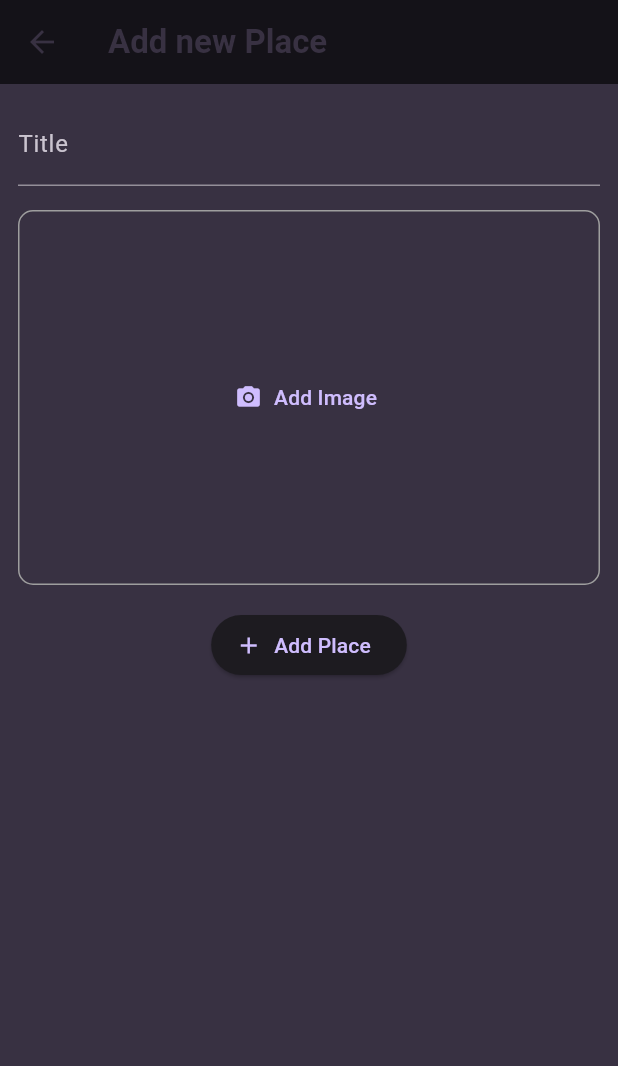
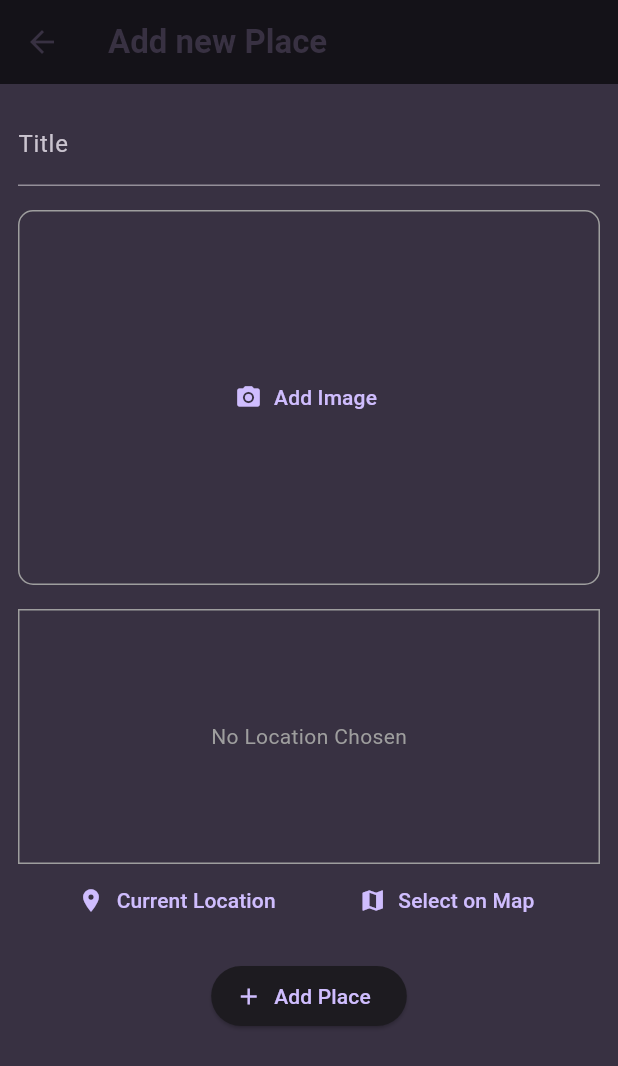
Before and after one commit to alikahfi275/places_app, a Flutter app: the AddPlaceScreen screen opened directly, after a tap on "Add Image", on a phone screen of 412 x 824 dp. Shown: the top 1066 px of the screen. Run offline on Flutter 3.47's test engine with Material 3 defaults, Android fonts, the light colour scheme and no system bars; our stand-ins replace flutter_riverpod, google_fonts, image_picker, location.

Commit message:
add Maps

```diff
--- a/lib/models/place.dart
+++ b/lib/models/place.dart
@@ -1,10 +1,13 @@
+import 'dart:io';
+
 import 'package:uuid/uuid.dart';
 
 const uuid = Uuid();
 
 class Place {
-  Place({required this.title}) : id = uuid.v4();
+  Place({required this.title, required this.image}) : id = uuid.v4();
 
   final String id;
   final String title;
+  final File image;
 }
--- a/lib/providers/user_places.dart
+++ b/lib/providers/user_places.dart
@@ -1,11 +1,13 @@
+import 'dart:io';
+
 import 'package:flutter_riverpod/flutter_riverpod.dart';
 import 'package:places_app/models/place.dart';
 
 class UserPlacesNotifier extends StateNotifier<List<Place>> {
   UserPlacesNotifier() : super(const []);
 
-  void addPlace(String title) {
-    final newPlace = Place(title: title);
+  void addPlace(String title, File image) {
+    final newPlace = Place(title: title, image: image);
     state = [newPlace, ...state];
   }
 }
--- a/lib/screens/add_place.dart
+++ b/lib/screens/add_place.dart
@@ -1,7 +1,10 @@
+import 'dart:io';
+
 import 'package:flutter/material.dart';
 import 'package:flutter_riverpod/flutter_riverpod.dart';
 import 'package:places_app/providers/user_places.dart';
 import 'package:places_app/widgets/image_input.dart';
+import 'package:places_app/widgets/location_input.dart';
 
 class AddPlaceScreen extends ConsumerStatefulWidget {
   const AddPlaceScreen({super.key});
@@ -15,14 +18,16 @@ class AddPlaceScreen extends ConsumerStatefulWidget {
 class _AddPlaceScreenState extends ConsumerState<AddPlaceScreen> {
   final _titleController = TextEditingController();
 
+  File? _pickedImage;
+
   void _savePlace() {
     final enteredTitle = _titleController.text;
 
-    if (enteredTitle.isEmpty) {
+    if (enteredTitle.isEmpty || _pickedImage == null) {
       return;
     }
 
-    ref.read(userPlacesProvider.notifier).addPlace(enteredTitle);
+    ref.read(userPlacesProvider.notifier).addPlace(enteredTitle, _pickedImage!);
 
     Navigator.of(context).pop();
   }
@@ -44,10 +49,16 @@ class _AddPlaceScreenState extends ConsumerState<AddPlaceScreen> {
             TextField(
               decoration: const InputDecoration(labelText: 'Title'),
               controller: _titleController,
-              style: TextStyle(color: Theme.of(context).colorScheme.onSurface),
+              style: TextStyle(color: Colors.white),
             ),
             const SizedBox(height: 16),
-            const ImageInput(),
+            ImageInput(
+              onSelectImage: (image) {
+                _pickedImage = image;
+              },
+            ),
+            const SizedBox(height: 16),
+            const LocationInput(),
             const SizedBox(height: 16),
             ElevatedButton.icon(
               onPressed: _savePlace,
--- a/lib/screens/places.dart
+++ b/lib/screens/places.dart
@@ -25,7 +25,10 @@ class PlacesScreen extends ConsumerWidget {
           ),
         ],
       ),
-      body: PlacesList(places: userPlaces),
+      body: Padding(
+        padding: const EdgeInsets.all(8.0),
+        child: PlacesList(places: userPlaces),
+      ),
     );
   }
 }
--- a/lib/widgets/image_input.dart
+++ b/lib/widgets/image_input.dart
@@ -1,15 +1,54 @@
+import 'dart:io';
+
 import 'package:flutter/material.dart';
+import 'package:image_picker/image_picker.dart';
 
 class ImageInput extends StatefulWidget {
-  const ImageInput({super.key});
+  const ImageInput({super.key, required this.onSelectImage});
+
+  final void Function(File image) onSelectImage;
 
   @override
   State<ImageInput> createState() => _ImageInputState();
 }
 
 class _ImageInputState extends State<ImageInput> {
+  final imagePicker = ImagePicker();
+  File? _pickedImage;
+  void _takePicture() async {
+    final image = await imagePicker.pickImage(
+      source: ImageSource.gallery,
+      maxWidth: 600,
+    );
+
+    if (image == null) return;
+
+    setState(() {
+      _pickedImage = File(image.path);
+    });
+
+    widget.onSelectImage(_pickedImage!);
+  }
+
   @override
   Widget build(BuildContext context) {
+    Widget content = TextButton.icon(
+      onPressed: _takePicture,
+      label: const Text('Add Image'),
+      icon: const Icon(Icons.camera_alt),
+    );
+
+    if (_pickedImage != null) {
+      content = GestureDetector(
+        onTap: _takePicture,
+        child: Image.file(
+          _pickedImage!,
+          fit: BoxFit.cover,
+          width: double.infinity,
+        ),
+      );
+    }
+
     return Container(
       decoration: BoxDecoration(
         border: Border.all(width: 1, color: Colors.grey),
@@ -18,11 +57,7 @@ class _ImageInputState extends State<ImageInput> {
       height: 250,
       width: double.infinity,
       alignment: Alignment.center,
-      child: TextButton.icon(
-        onPressed: () {},
-        label: const Text('Add Image'),
-        icon: const Icon(Icons.camera_alt),
-      ),
+      child: content,
     );
   }
 }
--- /dev/null
+++ b/lib/widgets/location_input.dart
@@ -0,0 +1,90 @@
+import 'package:flutter/material.dart';
+import 'package:location/location.dart';
+
+class LocationInput extends StatefulWidget {
+  const LocationInput({super.key});
+
+  @override
+  State<LocationInput> createState() => _LocationInputState();
+}
+
+class _LocationInputState extends State<LocationInput> {
+  Location? pickedLocation;
+  var isLoading = false;
+
+  void _getCurrentLocation() async {
+    Location location = Location();
+
+    bool serviceEnabled;
+    PermissionStatus permissionGranted;
+    LocationData locationData;
+
+    serviceEnabled = await location.serviceEnabled();
+    if (!serviceEnabled) {
+      serviceEnabled = await location.requestService();
+      if (!serviceEnabled) {
+        return;
+      }
+    }
+
+    permissionGranted = await location.hasPermission();
+    if (permissionGranted == PermissionStatus.denied) {
+      permissionGranted = await location.requestPermission();
+      if (permissionGranted != PermissionStatus.granted) {
+        return;
+      }
+    }
+
+    setState(() {
+      isLoading = true;
+    });
+
+    locationData = await location.getLocation();
+    debugPrint(locationData.latitude.toString());
+    debugPrint(locationData.longitude.toString());
+
+    setState(() {
+      isLoading = false;
+    });
+  }
+
+  @override
+  Widget build(BuildContext context) {
+    Widget preview = Text(
+      'No Location Chosen',
+      style: TextStyle(color: Colors.grey),
+    );
+
+    if (isLoading) {
+      preview = const CircularProgressIndicator();
+    }
+    return Column(
+      children: [
+        Container(
+          height: 170,
+          alignment: Alignment.center,
+          width: double.infinity,
+          decoration: BoxDecoration(
+            border: Border.all(width: 1, color: Colors.grey),
+          ),
+          child: preview,
+        ),
+        Row(
+          mainAxisAlignment: MainAxisAlignment.spaceEvenly,
+          children: [
+            TextButton.icon(
+              onPressed: _getCurrentLocation,
+              label: const Text('Current Location'),
+              icon: const Icon(Icons.location_on),
+            ),
+            TextButton.icon(
+              onPressed: () {},
+              label: const Text('Select on Map'),
+              icon: const Icon(Icons.map),
+            ),
+          ],
+        ),
+      ],
+    );
+  }
+}
--- a/pubspec.yaml
+++ b/pubspec.yaml
@@ -38,6 +38,7 @@ dependencies:
   uuid: ^3.0.7
   flutter_riverpod: ^2.3.2
   image_picker: ^1.2.0
+  location: ^8.0.1
 
 dev_dependencies:
   flutter_test:
```
Also changed, not shown: lib/screens/place_detail.dart (+8 -6 lines), lib/widgets/places_list.dart (+4 -5 lines), pubspec.lock, 4 other files.
